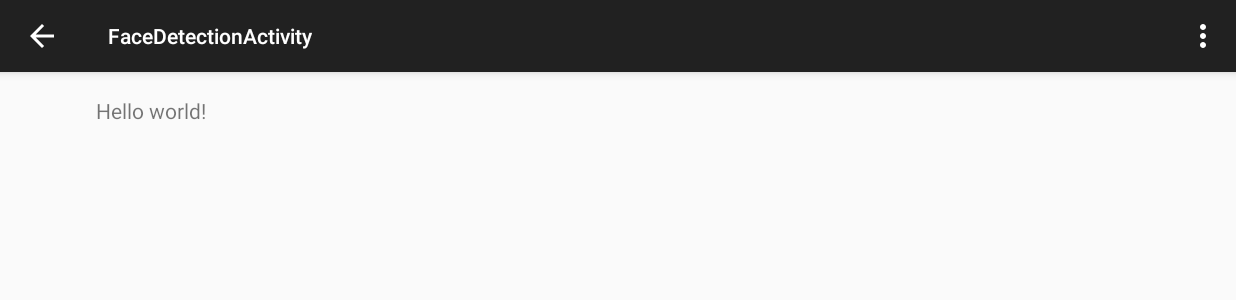
After one commit to joaopedronardari/OpenCV-AndroidSamples, an Android app: the FaceDetectionActivity screen opened directly, with no data from a screen before it, on a phone screen of 824 x 412 dp (held sideways). The commit adds this screen. Shown: the top 300 px of the screen. Run offline under Robolectric (Android 15) with nearby library versions, the phone set to English and light mode, and no system bars.

Commit message:
Creating Face Detection Activity

```diff
--- /dev/null
+++ b/app/src/main/java/com/jnardari/opencv_androidsamples/activities/FaceDetectionActivity.java
@@ -0,0 +1,39 @@
+package com.jnardari.opencv_androidsamples.activities;
+
+import android.support.v7.app.AppCompatActivity;
+import android.os.Bundle;
+import android.view.Menu;
+import android.view.MenuItem;
+
+import com.jnardari.opencv_androidsamples.R;
+
+public class FaceDetectionActivity extends AppCompatActivity {
+
+    @Override
+    protected void onCreate(Bundle savedInstanceState) {
+        super.onCreate(savedInstanceState);
+        setContentView(R.layout.activity_face_detection);
+    }
+
+    @Override
+    public boolean onCreateOptionsMenu(Menu menu) {
+        // Inflate the menu; this adds items to the action bar if it is present.
+        getMenuInflater().inflate(R.menu.menu_face_detection, menu);
+        return true;
+    }
+
+    @Override
+    public boolean onOptionsItemSelected(MenuItem item) {
+        // Handle action bar item clicks here. The action bar will
+        // automatically handle clicks on the Home/Up button, so long
+        // as you specify a parent activity in AndroidManifest.xml.
+        int id = item.getItemId();
+
+        //noinspection SimplifiableIfStatement
+        if (id == R.id.action_settings) {
+            return true;
+        }
+
+        return super.onOptionsItemSelected(item);
+    }
+}
--- /dev/null
+++ b/app/src/main/res/layout/activity_face_detection.xml
@@ -0,0 +1,12 @@
+<RelativeLayout xmlns:android="http://schemas.android.com/apk/res/android"
+    xmlns:tools="http://schemas.android.com/tools" android:layout_width="match_parent"
+    android:layout_height="match_parent" android:paddingLeft="@dimen/activity_horizontal_margin"
+    android:paddingRight="@dimen/activity_horizontal_margin"
+    android:paddingTop="@dimen/activity_vertical_margin"
+    android:paddingBottom="@dimen/activity_vertical_margin"
+    tools:context="com.jnardari.opencv_androidsamples.activities.FaceDetectionActivity">
+
+    <TextView android:text="@string/hello_world" android:layout_width="wrap_content"
+        android:layout_height="wrap_content" />
+
+</RelativeLayout>
--- /dev/null
+++ b/app/src/main/res/menu/menu_face_detection.xml
@@ -0,0 +1,7 @@
+<menu xmlns:android="http://schemas.android.com/apk/res/android"
+    xmlns:app="http://schemas.android.com/apk/res-auto"
+    xmlns:tools="http://schemas.android.com/tools"
+    tools:context="com.jnardari.opencv_androidsamples.activities.FaceDetectionActivity">
+    <item android:id="@+id/action_settings" android:title="@string/action_settings"
+        android:orderInCategory="100" app:showAsAction="never" />
+</menu>
--- a/app/src/main/res/values/strings.xml
+++ b/app/src/main/res/values/strings.xml
@@ -25,4 +25,5 @@
     <string name="title_activity_color_blob_detection">ColorBlobDetectionActivity</string>
     <string name="title_activity_camera_calibration">CameraCalibrationActivity</string>
     <string name="title_activity_puzzle15">Puzzle15Activity</string>
+    <string name="title_activity_face_detection">FaceDetectionActivity</string>
 </resources>
```
Also changed, not shown: app/src/main/AndroidManifest.xml (+13 -4 lines).
